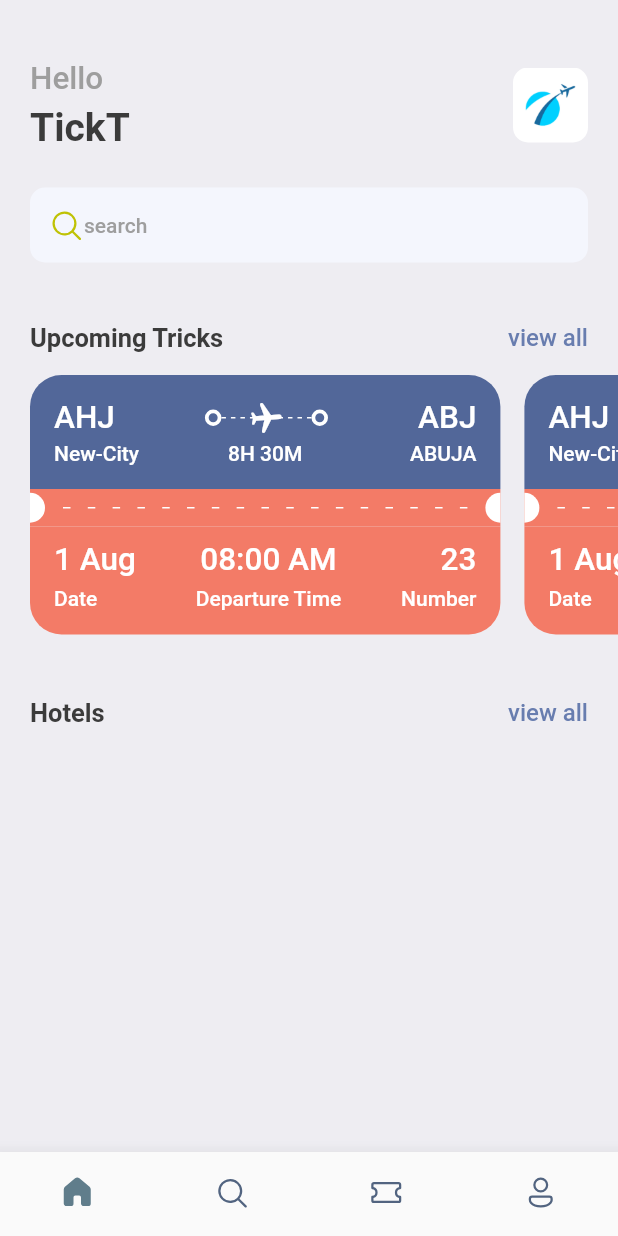
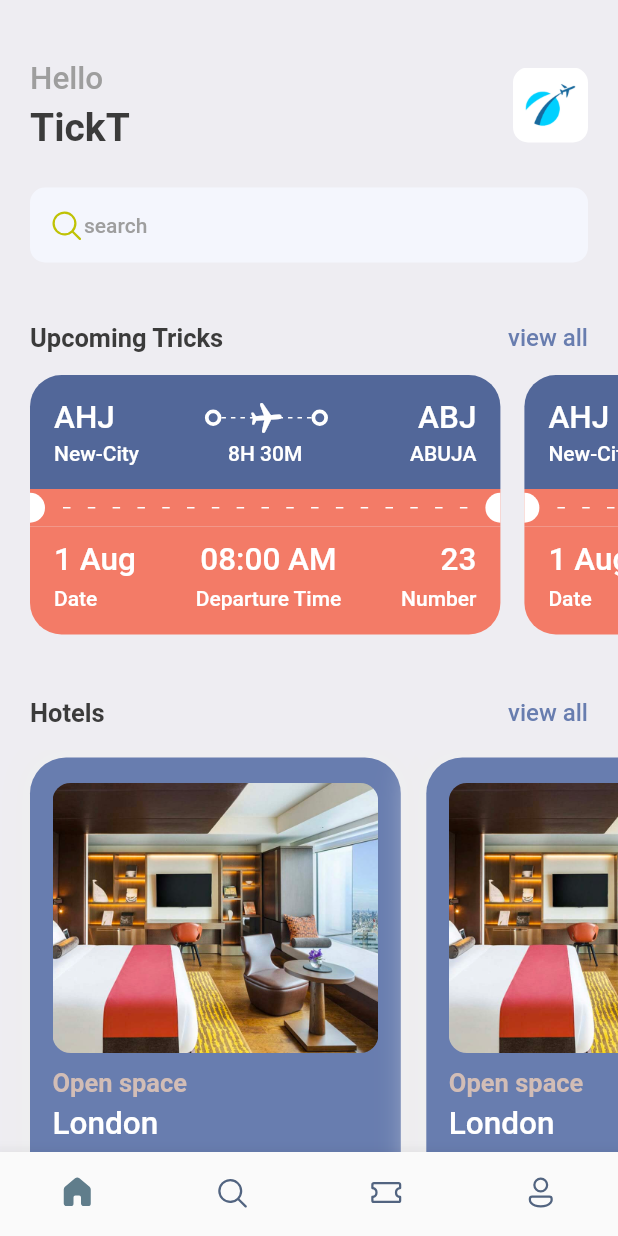
Before and after one commit to theclassical-dev/flutter-ticketTest, a Flutter app: the screen it shows after launch, on a phone screen of 412 x 824 dp. Run offline on Flutter 3.47's test engine with Material 2 defaults, Android fonts, the phone set to English and light mode, and no system bars; our stand-ins replace fluentui_icons, gap.

Commit message:
last implemeneted with scrolview

```diff
--- a/lib/screens/home_screen.dart
+++ b/lib/screens/home_screen.dart
@@ -2,6 +2,7 @@ import 'package:fluentui_icons/fluentui_icons.dart';
 import 'package:flutter/cupertino.dart';
 import 'package:flutter/material.dart';
 import 'package:gap/gap.dart';
+import 'package:ticktest/screens/hotel_screen.dart';
 import 'package:ticktest/screens/tick_view.dart';
 
 import '../utils/app_styles.dart';
@@ -113,7 +114,20 @@ class HomeScreen extends StatelessWidget {
                 )
               ],
             ),
-          )
+          ),
+          const Gap(15),
+          SingleChildScrollView(
+              scrollDirection: Axis.horizontal,
+              padding: const EdgeInsets.only(left: 20),
+              child: Row(
+                children: const [
+                  HotelScreen(),
+                  HotelScreen(),
+                  HotelScreen(),
+                  HotelScreen(),
+                ],
+              ),
+          ),
         ],
       ),
     );
--- /dev/null
+++ b/lib/screens/hotel_screen.dart
@@ -0,0 +1,62 @@
+import 'package:flutter/cupertino.dart';
+import 'package:flutter/material.dart';
+import 'package:gap/gap.dart';
+import 'package:ticktest/utils/app_styles.dart';
+import '../utils/app_layout.dart';
+
+class HotelScreen extends StatelessWidget {
+  const HotelScreen({Key? key}) : super(key: key);
+
+  @override
+  Widget build(BuildContext context) {
+    final size = AppLayout.getSize(context);
+    return Container(
+      width: size.width*0.6,
+      height: 350,
+      padding: const EdgeInsets.symmetric(horizontal: 15, vertical: 17),
+      margin: const EdgeInsets.only(right: 17, top: 5),
+      decoration:  BoxDecoration(
+        color: Styles.primaryColor,
+        borderRadius: BorderRadius.circular(24),
+        boxShadow: [
+          BoxShadow(
+            color: Colors.grey.shade200,
+            blurRadius: 20,
+            spreadRadius: 5,
+          )
+        ]
+      ),
+      child: Column(
+
+        crossAxisAlignment: CrossAxisAlignment.start,
+        children: [
+          Container(
+            height: 180,
+            decoration: BoxDecoration(
+              borderRadius: BorderRadius.circular(12),
+               color: Styles.primaryColor,
+              image: const DecorationImage(
+                fit: BoxFit.cover,
+                image: AssetImage(
+                  "assets/images/one.png"
+                )
+              )
+            ),
+          ),
+          const Gap(10),
+          Text("Open space",
+            style: Styles.headLineStyle2.copyWith(color: Styles.kakiColor),
+          ),
+          const Gap(5),
+          Text("London",
+            style: Styles.headLineStyle3.copyWith(color: Colors.white),
+          ),
+          const Gap(8),
+          Text("\$40/night",
+            style: Styles.headLineStyle3.copyWith(color: Styles.kakiColor),
+          ),
+        ],
+      ),
+    );
+  }
+}
--- a/lib/utils/app_styles.dart
+++ b/lib/utils/app_styles.dart
@@ -6,6 +6,7 @@ class Styles{
   static Color textColor = const Color(0xFF3b3b3b);
   static Color bgColor = const Color(0xFFeeedf2);
   static Color orangeColor = const Color(0xFFF37B67);
+  static Color kakiColor = const Color(0xFFd2bdb6);
   static TextStyle textStyle = TextStyle(fontSize: 16, color: textColor, fontWeight: FontWeight.w500);
   static TextStyle headLineStyle = TextStyle(fontSize: 26, color: textColor, fontWeight: FontWeight.bold);
   static TextStyle headLineStyle2 = TextStyle(fontSize: 17, color: textColor, fontWeight: FontWeight.bold);
```
